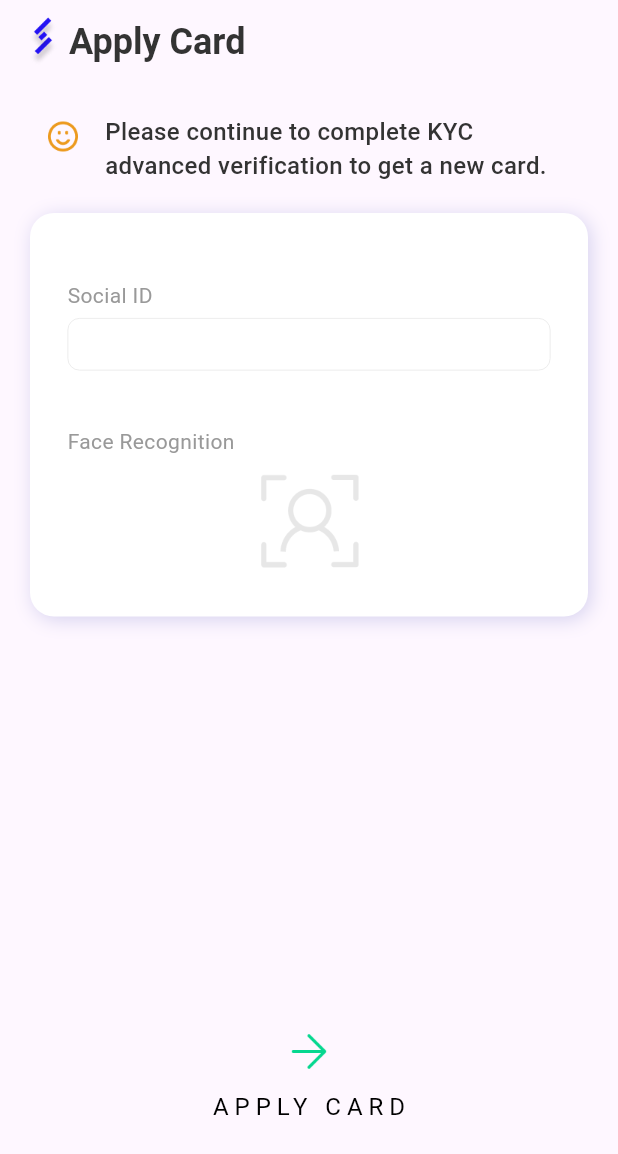
After one commit to omnilaboratory/OBWallet-iOS, a Flutter app: the ApplyCardStepTwo screen opened directly, on a phone screen of 412 x 824 dp. The commit adds this screen. Shown: the top 1154 px of the screen. Run offline on Flutter 3.47's test engine with Material 2 defaults, Android fonts, the phone set to English and light mode, and no system bars; our stand-ins replace device_info_plus, dio, fixnum, flutter_dash, fluttertoast, image_picker and 2 more; missing offline and left inert: grpc, protobuf; key blocks and very long unbroken strings in the code were emptied for the run.

Commit message:
commit apply card page

```diff
--- a/lib/cryptos/home.dart
+++ b/lib/cryptos/home.dart
@@ -116,7 +116,7 @@ class _CryptoHomeState extends State<CryptoHome> {
       automaticallyImplyLeading: false,
       title: const Row(
         children: [
-          Image(image: AssetImage("asset/images/logo_head.png")),
+          Image(width: 24, height: 33, image: AssetImage("asset/images/logo_head.png")),
           Text('Crypto',
               style: TextStyle(
                 color: Color(0xFF333333),
--- a/lib/cryptos/token_activity.dart
+++ b/lib/cryptos/token_activity.dart
@@ -140,7 +140,7 @@ class _TokenActivityState extends State<TokenActivity> {
 
   AppBar buildAppBar(BuildContext context) {
     return AppBar(
-      leadingWidth: 32,
+      leadingWidth: 24,
       leading: InkWell(
           onTap: () {
             Navigator.pop(context);
@@ -148,7 +148,7 @@ class _TokenActivityState extends State<TokenActivity> {
           child: const Image(image: AssetImage('asset/images/btn_back.png'))),
       title: const Row(
         children: [
-          Image(image: AssetImage("asset/images/logo_head.png")),
+          Image(width: 24, height: 33, image: AssetImage("asset/images/logo_head.png")),
           Text('BTC Activity',
               style: TextStyle(
                 color: Color(0xFF333333),
--- /dev/null
+++ b/lib/logins/apply_card_step_two.dart
@@ -0,0 +1,178 @@
+import 'package:awallet/component/bottom_button.dart';
+import 'package:awallet/home.dart';
+import 'package:flutter/material.dart';
+
+class ApplyCardStepTwo extends StatefulWidget {
+  const ApplyCardStepTwo({super.key});
+
+  @override
+  State<ApplyCardStepTwo> createState() => _ApplyCardStepTwoState();
+}
+
+class _ApplyCardStepTwoState extends State<ApplyCardStepTwo> {
+  @override
+  Widget build(BuildContext context) {
+    var size = MediaQuery.of(context).size;
+    return Scaffold(
+        resizeToAvoidBottomInset: false,
+        appBar: AppBar(
+          backgroundColor: Colors.transparent,
+          automaticallyImplyLeading: false,
+          title: const Row(
+            children: [
+              Image(
+                  width: 24,
+                  height: 33,
+                  image: AssetImage("asset/images/logo_head.png")),
+              SizedBox(width: 6),
+              Text(
+                'Apply Card',
+                style: TextStyle(
+                  color: Color(0xFF333333),
+                  fontSize: 24,
+                  fontWeight: FontWeight.w600,
+                ),
+              ),
+            ],
+          ),
+        ),
+        body: Center(
+          child: Column(
+            crossAxisAlignment: CrossAxisAlignment.start,
+            children: [
+              const Padding(
+                padding: EdgeInsets.only(left: 27, right: 27, top: 20),
+                child: Row(
+                  crossAxisAlignment: CrossAxisAlignment.start,
+                  children: [
+                    Image(
+                        width: 30,
+                        height: 30,
+                        image: AssetImage("asset/images/icon_smile.png")),
+                    SizedBox(width: 13),
+                    Expanded(
+                      child: Text(
+                        'Please continue to complete KYC advanced verification to get a new card.',
+                        style: TextStyle(
+                          color: Color(0xFF333333),
+                          fontSize: 16,
+                          fontWeight: FontWeight.w500,
+                        ),
+                      ),
+                    )
+                  ],
+                ),
+              ),
+              Padding(
+                padding: const EdgeInsets.only(left: 20, right: 20, top: 20),
+                child: Container(
+                  width: size.width * 1,
+                  decoration: ShapeDecoration(
+                    color: Colors.white,
+                    shape: RoundedRectangleBorder(
+                      borderRadius: BorderRadius.circular(16),
+                    ),
+                    shadows: const [
+                      BoxShadow(
+                        color: Color(0x7AAAA9DD),
+                        blurRadius: 10,
+                        offset: Offset(2, 2),
+                        spreadRadius: 0,
+                      )
+                    ],
+                  ),
+                  child: Column(
+                    children: [
+                      SizedBox(
+                        width: size.width * 1,
+                        child: const Padding(
+                          padding: EdgeInsets.only(left: 25, top: 45),
+                          child: Text(
+                            'Social ID',
+                            style: TextStyle(
+                              color: Color(0xFF999999),
+                              fontSize: 14,
+                              fontWeight: FontWeight.w400,
+                            ),
+                          ),
+                        ),
+                      ),
+                      Padding(
+                        padding:
+                            const EdgeInsets.only(left: 25, right: 25, top: 5),
+                        child: TextField(
+                          maxLines: 10,
+                          minLines: 1,
+                          onChanged: (text) {
+                            setState(() {});
+                          },
+                          keyboardType: TextInputType.visiblePassword,
+                          cursorColor: const Color(0xFF4A92FF),
+                          style: const TextStyle(
+                            color: Color(0xFF666666),
+                            fontSize: 14,
+                          ),
+                          decoration: InputDecoration(
+                            contentPadding: const EdgeInsets.symmetric(
+                                horizontal: 5, vertical: 7),
+                            isCollapsed: true,
+                            border: _outlineInputBorder,
+                            focusedBorder: _outlineInputBorder,
+                            enabledBorder: _outlineInputBorder,
+                            disabledBorder: _outlineInputBorder,
+                            focusedErrorBorder: _outlineInputBorder,
+                            errorBorder: _outlineInputBorder,
+                          ),
+                        ),
+                      ),
+                      SizedBox(
+                        width: size.width * 1,
+                        child: const Padding(
+                          padding: EdgeInsets.only(left: 25, top: 37),
+                          child: Text(
+                            'Face Recognition',
+                            style: TextStyle(
+                              color: Color(0xFF999999),
+                              fontSize: 14,
+                              fontWeight: FontWeight.w400,
+                            ),
+                          ),
+                        ),
+                      ),
+                      const Image(
+                        width: 87,
+                        height: 87,
+                        image: AssetImage(
+                            "asset/images/img_face_recognition.png"),
+                      ),
+                      const SizedBox(height: 20)
+                    ],
+                  ),
+                ),
+              ),
+              const Spacer(
+                flex: 1,
+              ),
+              Row(mainAxisAlignment: MainAxisAlignment.center, children: [
+                BottomButton(
+                  icon: 'asset/images/icon_arrow_right_green.png',
+                  text: 'APPLY CARD',
+                  onPressed: () {
+                    Navigator.push(
+                        context,
+                        MaterialPageRoute(
+                            builder: (context) => const HomePage()));
+                  },
+                )
+              ]),
+              const SizedBox(height: 75)
+            ],
+          ),
+        ));
+  }
+
+  final OutlineInputBorder _outlineInputBorder = OutlineInputBorder(
+    borderSide: const BorderSide(width: 0.50, color: Color(0xFFE6E6E6)),
+    borderRadius: BorderRadius.circular(8),
+  );
+}
```
Also changed, not shown: lib/cryptos/tx_history.dart (+7 -1 lines), lib/logins/apply_card_step_one.dart (added, +150 -0 lines), lib/logins/sign_up_step1.dart (+4 -6 lines), lib/logins/sign_up_step2.dart (+12 -9 lines), asset/images/image_virtual_card_bg.png (added), asset/images/img_face_recognition.png (added), asset/images/img_visa.png (added), asset/images/logo_head.png.
